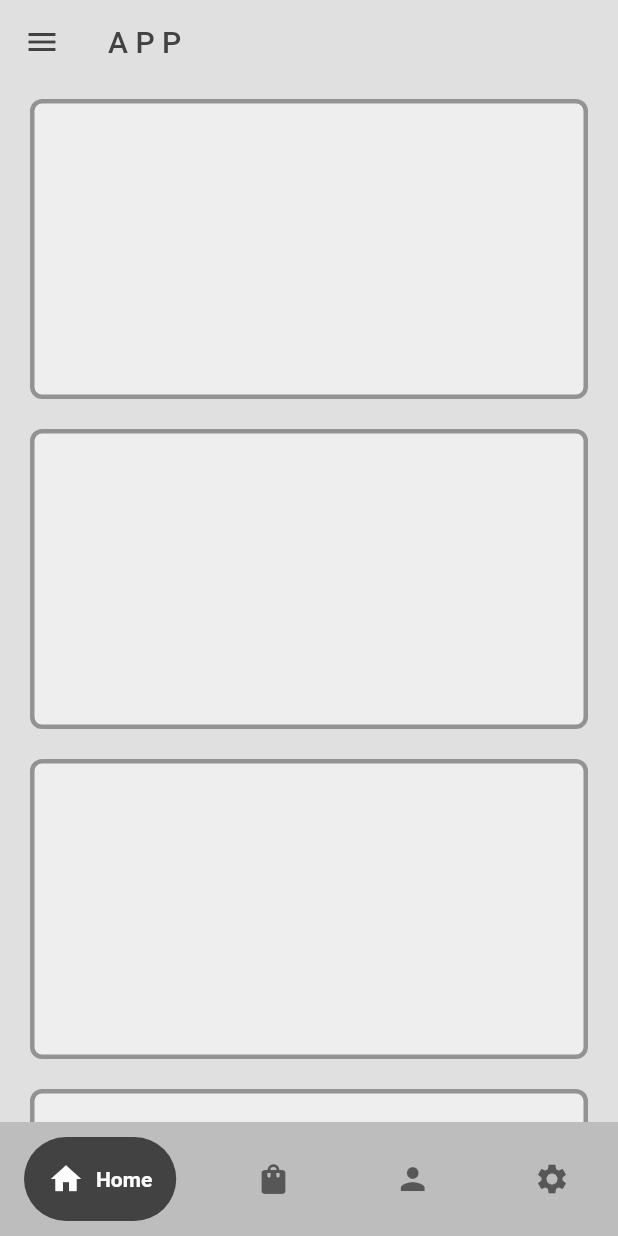
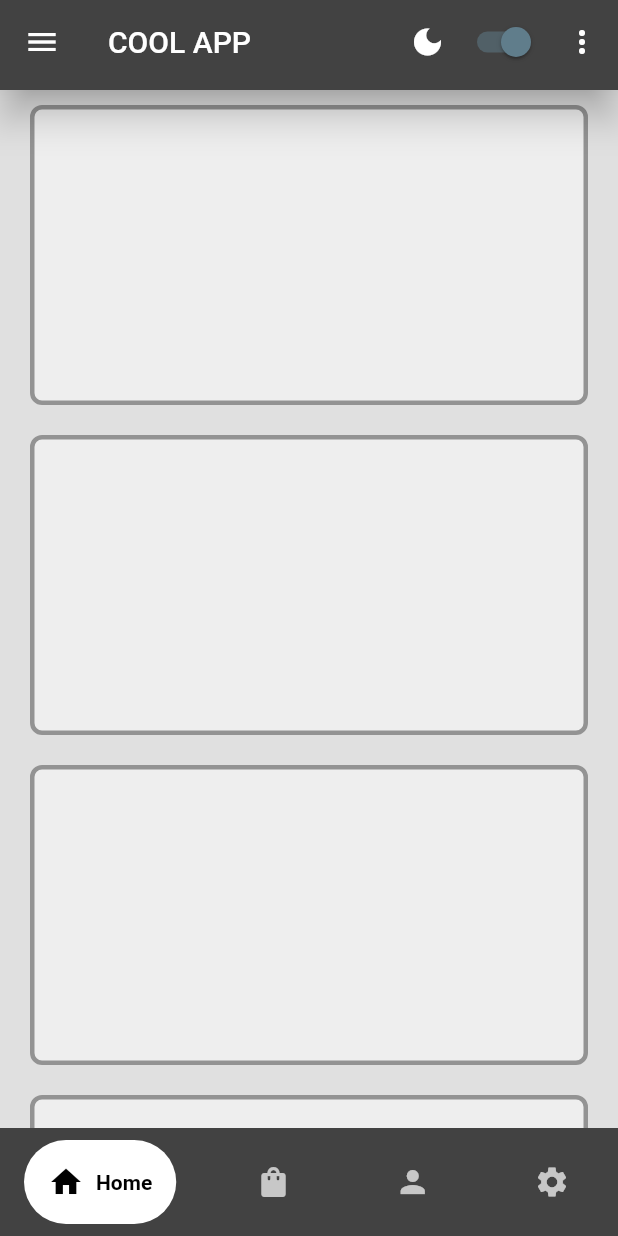
Before and after one commit to fitlaunch/Flutter_UI_Starter, a Flutter app: the screen it shows after launch, after a tap on "Sign In", on a phone screen of 412 x 824 dp. Run offline on Flutter 3.47's test engine with Material 2 defaults, Android fonts, the phone set to English and light mode, and no system bars; drawn by our look-alikes of google_nav_bar; our stand-ins replace flutter_riverpod.

Commit message:
bottom nav, global app bar, dark-light theme, riverpod => added

```diff
--- a/lib/components/my_bottom_nav_bar.dart
+++ b/lib/components/my_bottom_nav_bar.dart
@@ -1,29 +1,40 @@
 import 'package:flutter/material.dart';
+import 'package:flutter_riverpod/flutter_riverpod.dart';
 import 'package:google_nav_bar/google_nav_bar.dart';
 
+import '../providers/active_theme_provider.dart';
+
 /*
-
-B O T T O M N A V B A R
 This is the Bottom Navigation Bar from Google.
-
 */
 
 class MyBottomNavBar extends StatelessWidget {
-  void Function(int)? onTabChange;
+  void Function(int) onTabChange;
   MyBottomNavBar({super.key, required this.onTabChange});
 
   @override
   Widget build(BuildContext context) {
+    return Consumer(builder: (context, ref, child) {
       return Container(
-      color: Colors.grey.shade400,
-      padding: const EdgeInsets.symmetric(horizontal: 16, vertical: 10),
+        color: ref.watch(activeThemeProvider) == Themes.dark
+            ? Colors.grey.shade800
+            : Colors.grey.shade200,
+        padding: const EdgeInsets.symmetric(horizontal: 16, vertical: 8),
         child: GNav(
-        color: Colors.black54,
-        activeColor: Colors.white,
-        tabBackgroundColor: Colors.grey.shade800,
+          rippleColor: Colors.orange,
+          color: ref.watch(activeThemeProvider) == Themes.dark
+              ? Colors.white70
+              : Colors.black54,
+          activeColor: ref.watch(activeThemeProvider) == Themes.dark
+              ? Theme.of(context).colorScheme.primary //Colors.black
+              : Theme.of(context).colorScheme.primary, //Colors.white
+          tabBackgroundColor: ref.watch(activeThemeProvider) == Themes.dark
+              ? Colors.white
+              : Colors.black54,
+
           padding: const EdgeInsets.all(16),
           gap: 8,
-        onTabChange: (value) => onTabChange!(value),
+          onTabChange: (value) => onTabChange(value),
           tabs: const [
             GButton(
               icon: Icons.home,
@@ -44,5 +55,6 @@ class MyBottomNavBar extends StatelessWidget {
           ],
         ),
       );
+    });
   }
 }
--- a/lib/components/my_drawer.dart
+++ b/lib/components/my_drawer.dart
@@ -4,10 +4,8 @@ import 'package:startertemplate/pages/login_page.dart';
 import '../pages/about_page.dart';
 
 /*
-
 D R A W E R
 From the top left menu icon.
-
 */
 
 class MyDrawer extends StatelessWidget {
@@ -23,7 +21,7 @@ class MyDrawer extends StatelessWidget {
     Navigator.push(
       context,
       MaterialPageRoute(
-        builder: (context) => LoginPage(),
+        builder: (context) => const LoginPage(),
       ),
     );
   }
--- a/lib/components/my_textfield.dart
+++ b/lib/components/my_textfield.dart
@@ -8,7 +8,7 @@ email and password fields when we log them in
 */
 
 class MyTextField extends StatelessWidget {
-  final controller;
+  final TextEditingController controller;
   final String hintText;
   final bool obscureText;
 
--- /dev/null
+++ b/lib/components/the_app_bar.dart
@@ -0,0 +1,108 @@
+import 'package:flutter/material.dart';
+import 'package:flutter_riverpod/flutter_riverpod.dart';
+import 'package:startertemplate/components/theme_switch.dart';
+
+import '../providers/active_theme_provider.dart';
+
+class TheAppBar extends StatelessWidget implements PreferredSizeWidget {
+  final String title;
+
+  const TheAppBar({
+    Key? key,
+    required this.title,
+  }) : super(key: key);
+
+  @override
+  Widget build(BuildContext context) {
+    return AppBar(
+      elevation: 10,
+      leading: Builder(
+        builder: (context) => IconButton(
+          icon: Icon(
+            Icons.menu,
+            color: Theme.of(context).colorScheme.onPrimary,
+          ),
+          onPressed: () => Scaffold.of(context).openDrawer(),
+        ),
+      ),
+      title: Text(
+        title,
+        style: TextStyle(
+          color: Theme.of(context).colorScheme.onPrimary,
+        ),
+      ),
+      actions: [
+        Row(
+          children: [
+            Consumer(builder: (context, ref, child) {
+              //change icon according to the theme
+              return Icon(
+                ref.watch(activeThemeProvider) == Themes.dark
+                    ? Icons.dark_mode
+                    : Icons.light_mode,
+              );
+            }),
+            const SizedBox(width: 8),
+            const ThemeSwitch(),
+            const TheAppBarDropDown(),
+          ],
+        )
+      ],
+    );
+  }
+
+  @override
+  Size get preferredSize => const Size.fromHeight(60);
+}
+
+class TheAppBarDropDown extends StatelessWidget {
+  const TheAppBarDropDown({
+    super.key,
+  });
+
+  @override
+  Widget build(BuildContext context) {
+    return PopupMenuButton(itemBuilder: (context) {
+      return [
+        PopupMenuItem(
+          value: 0,
+          child: Row(
+            children: const [
+              Icon(Icons.contact_page),
+              SizedBox(width: 3),
+              Text('Contact'),
+            ],
+          ),
+        ),
+        PopupMenuItem(
+          value: 1,
+          child: Row(
+            children: const [
+              Icon(Icons.privacy_tip),
+              SizedBox(width: 3),
+              Text('Terms'),
+            ],
+          ),
+        ),
+        PopupMenuItem(
+          value: 2,
+          child: Row(
+            children: const [
+              Icon(Icons.logout),
+              SizedBox(width: 3),
+              Text('LogOut'),
+            ],
+          ),
+        ),
+      ];
+    }, onSelected: (value) {
+      if (value == 0) {
+        print("Contact menu is selected.");
+      } else if (value == 1) {
+        print("Terms menu is selected.");
+      } else if (value == 2) {
+        print("Logout menu is selected.");
+      }
+    });
+  }
+}
--- /dev/null
+++ b/lib/components/theme_switch.dart
@@ -0,0 +1,27 @@
+import 'package:flutter/material.dart';
+import 'package:flutter_riverpod/flutter_riverpod.dart';
+
+import '../providers/active_theme_provider.dart';
+
+class ThemeSwitch extends ConsumerStatefulWidget {
+  const ThemeSwitch({Key? key}) : super(key: key);
+
+  @override
+  ConsumerState<ThemeSwitch> createState() => _ThemeSwitchState();
+}
+
+class _ThemeSwitchState extends ConsumerState<ThemeSwitch> {
+  void toggleTheme(bool value) {
+    ref.read(activeThemeProvider.notifier).state =
+        value ? Themes.dark : Themes.light;
+  }
+
+  @override
+  Widget build(BuildContext context) {
+    return Switch.adaptive(
+      activeColor: Theme.of(context).colorScheme.secondary,
+      value: ref.watch(activeThemeProvider) == Themes.dark,
+      onChanged: toggleTheme,
+    );
+  }
+}
--- /dev/null
+++ b/lib/constants/themes.dart
@@ -0,0 +1,19 @@
+import 'package:flutter/material.dart';
+
+final lightTheme = ThemeData(
+  colorScheme: ThemeData.light().colorScheme.copyWith(
+        primary: Colors.white,
+        onPrimary: Colors.black,
+        secondary: Colors.deepOrange,
+        onSecondary: Colors.white,
+      ),
+);
+
+final darkTheme = ThemeData.dark().copyWith(
+  colorScheme: ThemeData.dark().colorScheme.copyWith(
+        primary: Colors.black, //was blueGrey
+        onPrimary: Colors.white,
+        secondary: Colors.blueGrey,
+        onSecondary: Colors.black, //was white
+      ),
+);
--- a/lib/main.dart
+++ b/lib/main.dart
@@ -1,19 +1,30 @@
 import 'package:flutter/material.dart';
+import 'package:flutter_riverpod/flutter_riverpod.dart';
 import 'package:startertemplate/pages/login_page.dart';
+import 'package:startertemplate/providers/active_theme_provider.dart';
+
+import 'constants/themes.dart';
 
 void main() {
-  // lets run our app
-  runApp(const MyApp());
+  WidgetsFlutterBinding.ensureInitialized();
+
+  runApp(const ProviderScope(child: MyApp()));
 }
 
-class MyApp extends StatelessWidget {
+class MyApp extends ConsumerWidget {
   const MyApp({super.key});
 
   @override
-  Widget build(BuildContext context) {
-    return const MaterialApp(
+  Widget build(BuildContext context, WidgetRef ref) {
+    ///provider for theme toggle
+    final activeTheme = ref.watch(activeThemeProvider);
+    return MaterialApp(
+      title: 'Awesome New Project',
       debugShowCheckedModeBanner: false,
-      home: LoginPage(),
+      theme: lightTheme,
+      darkTheme: darkTheme,
+      themeMode: activeTheme == Themes.dark ? ThemeMode.dark : ThemeMode.light,
+      home: const LoginPage(),
     );
   }
 }
--- a/lib/main_landing.dart
+++ b/lib/main_landing.dart
@@ -2,18 +2,15 @@ import 'package:flutter/material.dart';
 
 import 'components/my_bottom_nav_bar.dart';
 import 'components/my_drawer.dart';
+import 'components/the_app_bar.dart';
 import 'pages/home_page.dart';
 import 'pages/profile_page.dart';
 import 'pages/setting_page.dart';
 import 'pages/shop_page.dart';
 
 /*
-
-M A I N P A G E
-
 This is the MainPage. It is the holder of all other pages.
 This provides the AppBar and BottomNavBar for all below indexed pages.
-
 */
 
 class MainLanding extends StatefulWidget {
@@ -40,27 +37,27 @@ class _MainLandingState extends State<MainLanding> {
     const SettingPage(),
   ];
 
+  // String pageTitle(index) {
+  //   //var index = _selectedIndex;
+  //   if (index == 0) {
+  //     return 'HOME';
+  //   } else if (index == 1) {
+  //     return 'SHOP';
+  //   } else if (index == 2) {
+  //     return 'PROFILE';
+  //   } else if (index == 3) {
+  //     return 'SETTINGS';
+  //   } else {
+  //     return 'THE APP';
+  //   }
+  // }
+
   @override
   Widget build(BuildContext context) {
     return Scaffold(
       backgroundColor: Colors.grey[300],
-      appBar: AppBar(
-        elevation: 0,
-        backgroundColor: Colors.transparent,
-        leading: Builder(
-          builder: (context) => IconButton(
-            icon: Icon(
-              Icons.menu,
-              color: Colors.grey.shade800,
-            ),
-            onPressed: () => Scaffold.of(context).openDrawer(),
-          ),
-        ),
-        title: Text(
-          'A P P',
-          style: TextStyle(color: Colors.grey.shade800),
-        ),
-      ),
+      appBar: const TheAppBar(title: 'COOL APP'),
+      //TheAppBar(title: pageTitle.toString()),
       drawer: const MyDrawer(),
       body: _pages[_selectedIndex],
       bottomNavigationBar: MyBottomNavBar(
--- a/lib/pages/setting_page.dart
+++ b/lib/pages/setting_page.dart
@@ -1,12 +1,4 @@
 import 'package:flutter/material.dart';
-
-/*
-
-S E T T I N G P A G E
-This is the SettingPage.
-Currently it is just showing a vertical list of boxes.
-
-*/
 
 class SettingPage extends StatelessWidget {
   const SettingPage({super.key});
--- /dev/null
+++ b/lib/providers/active_theme_provider.dart
@@ -0,0 +1,8 @@
+import 'package:flutter_riverpod/flutter_riverpod.dart';
+
+final activeThemeProvider = StateProvider<Themes>((ref) => Themes.dark);
+
+enum Themes {
+  dark,
+  light,
+}
--- a/pubspec.yaml
+++ b/pubspec.yaml
@@ -36,6 +36,7 @@ dependencies:
   # Use with the CupertinoIcons class for iOS style icons.
   cupertino_icons: ^1.0.2
   google_nav_bar: ^5.0.6
+  flutter_riverpod: ^2.3.4
 
 dev_dependencies:
   flutter_test:
```
Also changed, not shown: lib/pages/about_page.dart (+5 -11 lines), lib/pages/profile_page.dart (+74 -61 lines), lib/theme.dart (added, +31 -0 lines), pubspec.lock. Lines whose indentation alone changed are shown as unchanged.
